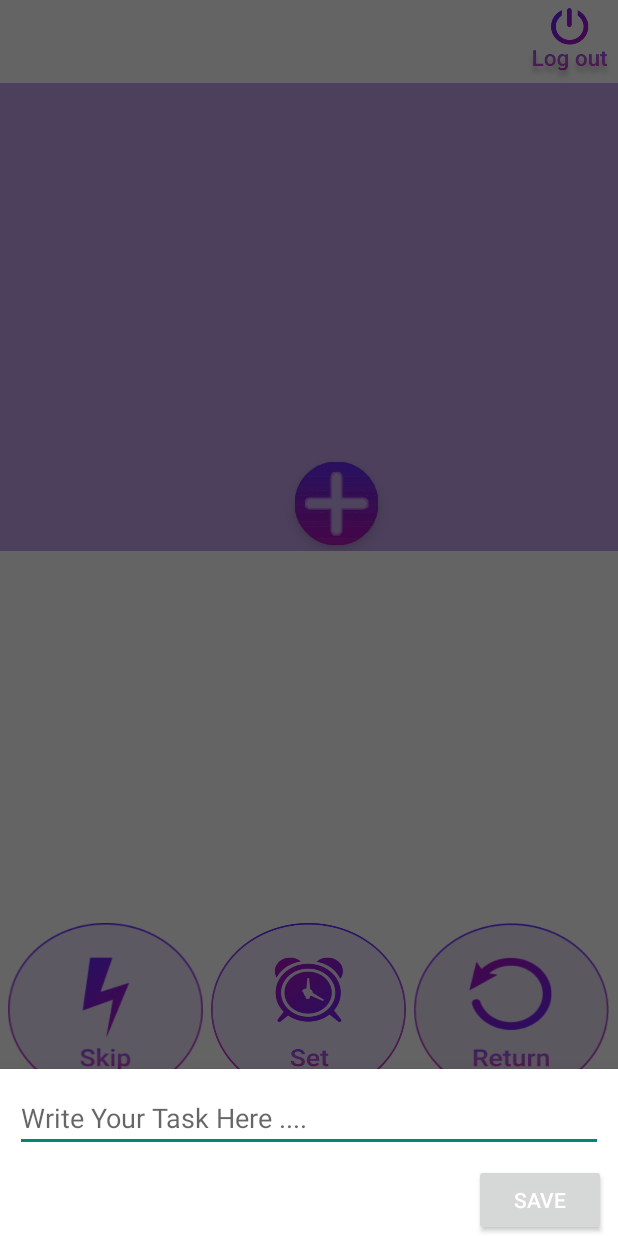
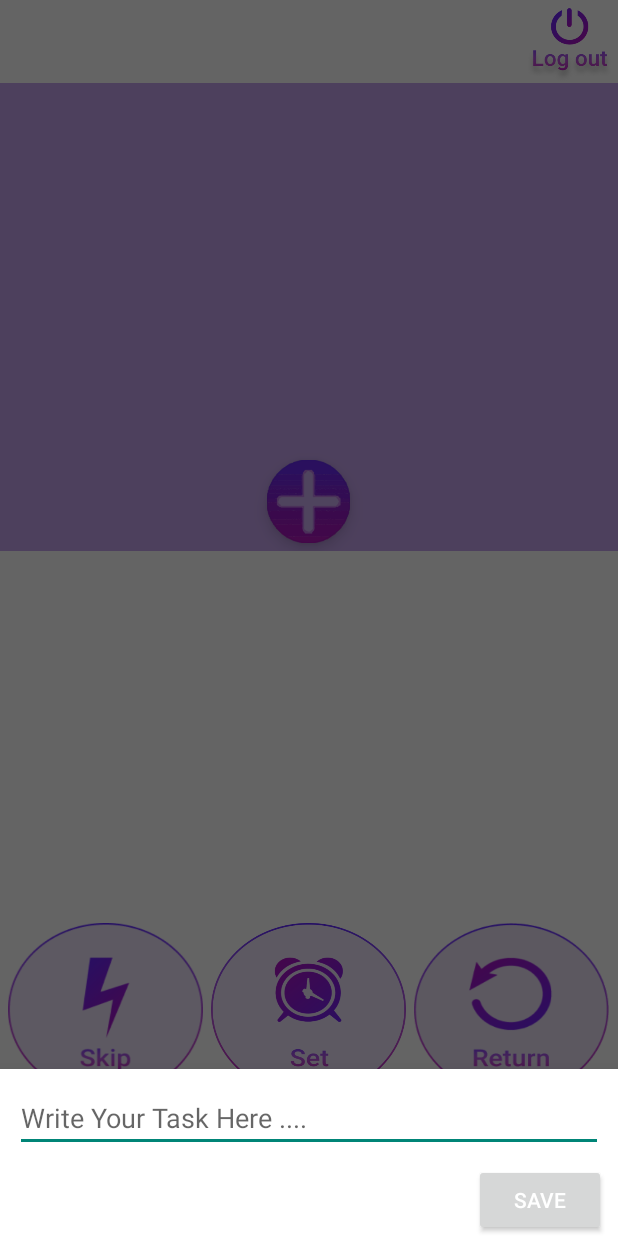
Before and after one commit to hoang023/PomodoroApp, an Android app: the TasksActivity screen opened directly, with no data from a screen before it, after a tap on an icon or button, on a phone screen of 412 x 824 dp. Run offline under Robolectric (Android 15) with nearby library versions, the phone set to English and light mode, and no system bars; our stand-ins replace Firebase (no records; nobody signed in at launch, a user with empty details on screens opened directly).

Commit message:
1.4.2: fix UI + sửa format lưu task

```diff
--- a/app/src/main/java/com/example/pomodoro/TasksFunctions/TasksActivity.java
+++ b/app/src/main/java/com/example/pomodoro/TasksFunctions/TasksActivity.java
@@ -38,8 +38,6 @@ public class TasksActivity extends AppCompatActivity {
     private RecyclerView recyclerView;
     private FloatingActionButton fab;
     private DataAdapter adapter;
-    private List<Data> mList;
-    private FirebaseDatabase database;
 
     @Override
     protected void onCreate(@Nullable Bundle savedInstanceState) {
@@ -77,32 +75,8 @@ public class TasksActivity extends AppCompatActivity {
             }
         });
 
-        mList = new ArrayList<>();
-        adapter = new DataAdapter(TasksActivity.this, mList);
+        recyclerView.setAdapter(adapter);
 
-        recyclerView.setAdapter(adapter);
-    }
-
-        private void showData(){
-        FirebaseUser currentU = FirebaseAuth.getInstance().getCurrentUser();
-        DatabaseReference mData = database.getReference("Users");
-        String UId = currentU.getUid();
-        String year = new SimpleDateFormat("yyyy", Locale.getDefault()).format(new Date());
-        String month = new SimpleDateFormat("MMM", Locale.getDefault()).format(new Date());
-
-        mData.child(UId).child(year).child(month).child("Task").addValueEventListener(new ValueEventListener() {
-            @Override
-            public void onDataChange(@NonNull @NotNull DataSnapshot snapshot) {
-                for (DataSnapshot dataSnapshot : snapshot.getChildren()){
-                    Data data = dataSnapshot.getValue(Data.class);
-                    mList.add(data);
-                }
-            }
-
-            @Override
-            public void onCancelled(@NonNull @NotNull DatabaseError error) {
-
-            }
-        });
+        //showData();
     }
 }
--- a/app/src/main/res/layout/activity_tasks.xml
+++ b/app/src/main/res/layout/activity_tasks.xml
@@ -40,14 +40,14 @@
             android:id="@+id/addBtn"
             android:layout_width="wrap_content"
             android:layout_height="wrap_content"
-            android:layout_alignParentEnd="true"
             android:layout_alignParentBottom="true"
-            android:layout_marginEnd="160dp"
-            android:layout_marginBottom="4dp"
+            android:layout_centerHorizontal="true"
+            android:layout_marginBottom="5dp"
             android:backgroundTint="#C1A1E9"
             android:src="@drawable/add_task_button"
-            app:maxImageSize="55dp"
-            app:fabCustomSize="55dp"/>
+            app:fabCustomSize="55dp"
+            app:layout_anchorGravity="bottom"
+            app:maxImageSize="55dp" />
     </RelativeLayout>
 
     <TableLayout
--- a/app/src/main/res/layout/new_tasks.xml
+++ b/app/src/main/res/layout/new_tasks.xml
@@ -12,10 +12,13 @@
         android:layout_height="wrap_content"
         android:layout_margin="10dp"
         android:hint="Write Your Task Here ...."
+        android:maxLines="1"
+        android:inputType="text"
+        android:imeOptions="actionDone"
         app:layout_constraintEnd_toEndOf="parent"
         app:layout_constraintHorizontal_bias="0.5"
         app:layout_constraintStart_toStartOf="parent"
-        app:layout_constraintTop_toTopOf="parent" />
+        app:layout_constraintTop_toTopOf="parent"/>
 
     <Button
         android:id="@+id/saveBtn"
```
Also changed, not shown: app/src/main/java/com/example/pomodoro/TasksFunctions/Data.java (+14 -16 lines), app/src/main/java/com/example/pomodoro/TasksFunctions/DataAdapter.java (+31 -17 lines), app/src/main/java/com/example/pomodoro/TasksFunctions/FirebaseDatabaseHelper.java (added, +66 -0 lines), app/src/main/java/com/example/pomodoro/TasksFunctions/TasksAdd.java (+5 -7 lines).
